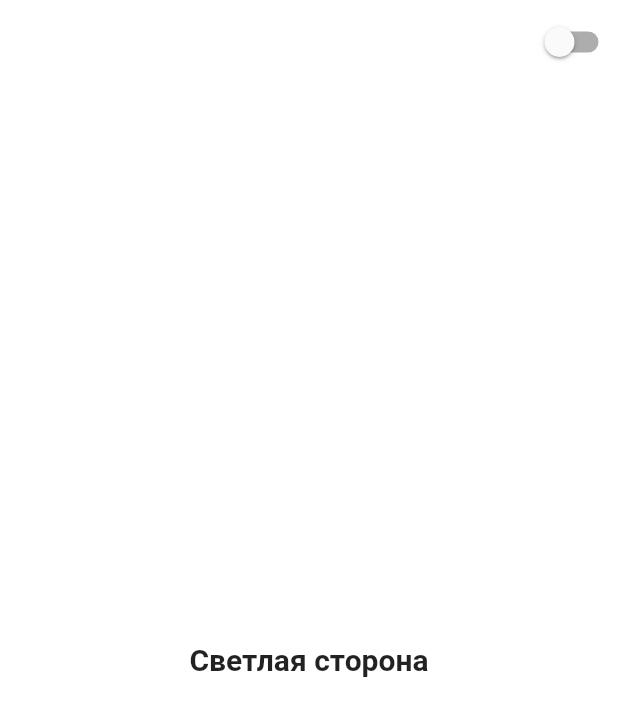
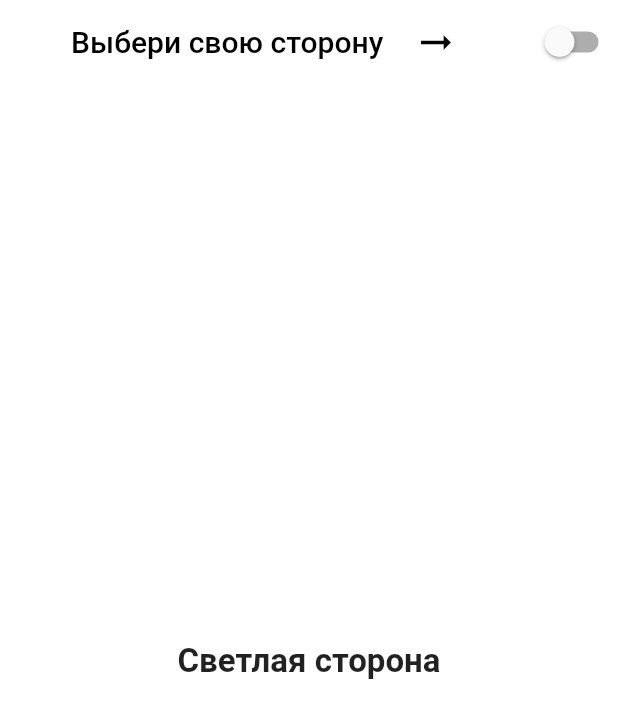
Before and after one commit to konstantinovmax/flutter_training, a Flutter app: the screen it shows after launch, on a phone screen of 412 x 824 dp. Shown: the top 718 px of the screen. Run offline on Flutter 3.47's test engine with Material 2 defaults, Android fonts, the phone set to English and light mode, and no system bars; our stand-ins replace animated_splash_screen.

Commit message:
fix: Change splash logo, fix changing the text color

```diff
--- /dev/null
+++ b/lib/app/app.dart
@@ -0,0 +1,26 @@
+import 'package:flutter/material.dart';
+import 'package:flutter_training/app/routes.dart';
+import 'package:flutter_training/provider/theme_provider.dart';
+import 'package:flutter_training/constants/strings.dart';
+import 'package:provider/provider.dart';
+
+class App extends StatelessWidget {
+  const App({Key? key}) : super(key: key);
+
+  @override
+  Widget build(BuildContext context) => ChangeNotifierProvider(
+        create: (context) => ThemeProvider(),
+        builder: (context, _) {
+          final themeProvider = Provider.of<ThemeProvider>(context);
+
+          return MaterialApp(
+            title: Texts.appBarTitle,
+            themeMode: themeProvider.themeMode,
+            theme: MyThemes.lightTheme,
+            darkTheme: MyThemes.darkTheme,
+            routes: routes(),
+            initialRoute: Routes.splashRoute,
+          );
+        },
+      );
+}
--- /dev/null
+++ b/lib/app/routes.dart
@@ -0,0 +1,8 @@
+import 'package:flutter_training/screens/home/home.dart';
+import 'package:flutter_training/screens/splash/splash.dart';
+import 'package:flutter_training/constants/strings.dart';
+
+routes() => {
+      Routes.splashRoute: (context) => const Splash(),
+      Routes.homeRoute: (context) => const Home(),
+    };
--- /dev/null
+++ b/lib/constants/strings.dart
@@ -0,0 +1,14 @@
+abstract class Routes {
+  static const String splashRoute = '/splash';
+  static const String homeRoute = '/home';
+}
+
+abstract class Images {
+  static const String splashLogo = 'assets/images/splashLogo.png';
+}
+
+abstract class Texts {
+  static const String appBarTitle = 'Выбери свою сторону';
+  static const String lightSide = 'Светлая сторона';
+  static const String darkSide = 'Тёмная сторона';
+}
--- a/lib/main.dart
+++ b/lib/main.dart
@@ -1,34 +1,6 @@
 import 'package:flutter/material.dart';
-import 'package:flutter_training/screens/login/login.dart';
-import 'package:flutter_training/screens/registration/registration.dart';
-import 'package:flutter_training/screens/splash/splash.dart';
-import 'package:flutter_training/theme/theme_provider.dart';
-import 'package:provider/provider.dart';
+import 'package:flutter_training/app/app.dart';
 
 void main() {
-  runApp(const MyApp());
+  runApp(const App());
 }
-
-class MyApp extends StatelessWidget {
-  const MyApp({Key? key}) : super(key: key);
-
-  @override
-  Widget build(BuildContext context) => ChangeNotifierProvider(
-        create: (context) => ThemeProvider(),
-        builder: (context, _) {
-          final themeProvider = Provider.of<ThemeProvider>(context);
-
-          return MaterialApp(
-            themeMode: themeProvider.themeMode,
-            theme: MyThemes.lightTheme,
-            darkTheme: MyThemes.darkTheme,
-            routes: {
-              '/splash': (context) => const Splash(),
-              '/login': (context) => const Login(),
-              '/registration': (context) => const Registration(),
-            },
-            initialRoute: '/splash',
-          );
-        },
-      );
-}
--- a/lib/theme/theme_provider.dart
+++ b/lib/provider/theme_provider.dart
@@ -14,13 +14,13 @@ class ThemeProvider extends ChangeNotifier {
 class MyThemes {
   static final darkTheme = ThemeData(
     scaffoldBackgroundColor: Colors.grey.shade900,
-    primaryColor: Colors.black,
+    primaryColor: Colors.white,
     colorScheme: const ColorScheme.dark(),
   );
 
   static final lightTheme = ThemeData(
     scaffoldBackgroundColor: Colors.white,
-    primaryColor: Colors.white,
+    primaryColor: Colors.black,
     colorScheme: const ColorScheme.light(),
   );
 }
--- /dev/null
+++ b/lib/screens/home/home.dart
@@ -0,0 +1,62 @@
+import 'package:flutter/material.dart';
+import 'package:flutter_training/provider/theme_provider.dart';
+import 'package:flutter_training/screens/home/widgets/change_theme_button_widget.dart';
+import 'package:flutter_training/constants/strings.dart';
+import 'package:provider/provider.dart';
+
+class Home extends StatelessWidget {
+  const Home({Key? key}) : super(key: key);
+
+  @override
+  Widget build(BuildContext context) {
+    final mainText =
+        Provider.of<ThemeProvider>(context).themeMode == ThemeMode.light
+            ? Texts.lightSide
+            : Texts.darkSide;
+
+    return Scaffold(
+      appBar: AppBar(
+        backgroundColor: Colors.transparent,
+        elevation: 0,
+        title: Row(
+          mainAxisAlignment: MainAxisAlignment.center,
+          children: [
+            Text(
+              Texts.appBarTitle,
+              style: TextStyle(
+                fontFamily: 'Roboto',
+                fontWeight: FontWeight.w500,
+                fontSize: 20,
+                height: 1.2,
+                color: Theme.of(context).primaryColor,
+              ),
+            ),
+            const SizedBox(
+              width: 20,
+            ),
+            Icon(
+              Icons.arrow_right_alt_sharp,
+              color: Theme.of(context).primaryColor,
+              size: 30,
+            ),
+          ],
+        ),
+        centerTitle: true,
+        actions: const [
+          ChangeThemeButton(),
+        ],
+      ),
+      body: Center(
+        child: Text(
+          mainText,
+          style: const TextStyle(
+            fontFamily: 'Roboto',
+            fontWeight: FontWeight.w700,
+            fontSize: 22,
+            height: 1.2,
+          ),
+        ),
+      ),
+    );
+  }
+}
--- a/lib/theme/widget/change_theme_button_widget.dart
+++ b/lib/screens/home/widgets/change_theme_button_widget.dart
@@ -1,9 +1,9 @@
 import 'package:provider/provider.dart';
 import 'package:flutter/material.dart';
-import 'package:flutter_training/theme/theme_provider.dart';
+import 'package:flutter_training/provider/theme_provider.dart';
 
-class ChangeThemeButtonWidget extends StatelessWidget {
-  const ChangeThemeButtonWidget({Key? key}) : super(key: key);
+class ChangeThemeButton extends StatelessWidget {
+  const ChangeThemeButton({Key? key}) : super(key: key);
 
   @override
   Widget build(BuildContext context) {
--- a/lib/screens/login/login.dart
+++ /dev/null
@@ -1,49 +0,0 @@
-import 'package:flutter/material.dart';
-import 'package:flutter_training/theme/theme_provider.dart';
-import 'package:flutter_training/theme/widget/change_theme_button_widget.dart';
-import 'package:provider/provider.dart';
-
-class Login extends StatelessWidget {
-  const Login({Key? key}) : super(key: key);
-
-  @override
-  Widget build(BuildContext context) {
-    const String title = 'Выбери свою сторону';
-
-    final mainText =
-        Provider.of<ThemeProvider>(context).themeMode == ThemeMode.light
-            ? 'Светлая сторона'
-            : 'Тёмная сторона';
-
-    return Scaffold(
-      appBar: AppBar(
-        backgroundColor: Colors.transparent,
-        elevation: 0,
-        title: const Text(
-          title,
-          style: TextStyle(
-            fontFamily: 'Roboto',
-            fontWeight: FontWeight.w700,
-            fontSize: 20,
-            height: 1.2,
-          ),
-        ),
-        centerTitle: true,
-        actions: const [
-          ChangeThemeButtonWidget(),
-        ],
-      ),
-      body: Center(
-        child: Text(
-          mainText,
-          style: const TextStyle(
-            fontFamily: 'Roboto',
-            fontWeight: FontWeight.w700,
-            fontSize: 20,
-            height: 1.2,
-          ),
-        ),
-      ),
-    );
-  }
-}
--- a/lib/theme/colors.dart
+++ /dev/null
@@ -1,3 +0,0 @@
-import 'dart:ui';
-
-const blueColor1 = Color(0xFF004A86);
--- a/pubspec.yaml
+++ b/pubspec.yaml
@@ -34,6 +34,8 @@ dependencies:
   # Use with the CupertinoIcons class for iOS style icons.
   cupertino_icons: ^1.0.2
   provider: ^6.0.1
+  flutter_bloc: ^8.0.0
+  animated_splash_screen: ^1.1.0
 
 dev_dependencies:
   flutter_test:
```
Also changed, not shown: lib/screens/registration/registration.dart (deleted, +0 -10 lines), lib/screens/splash/splash.dart (+10 -23 lines), assets/images/splashLogo.png (added), pubspec.lock.
